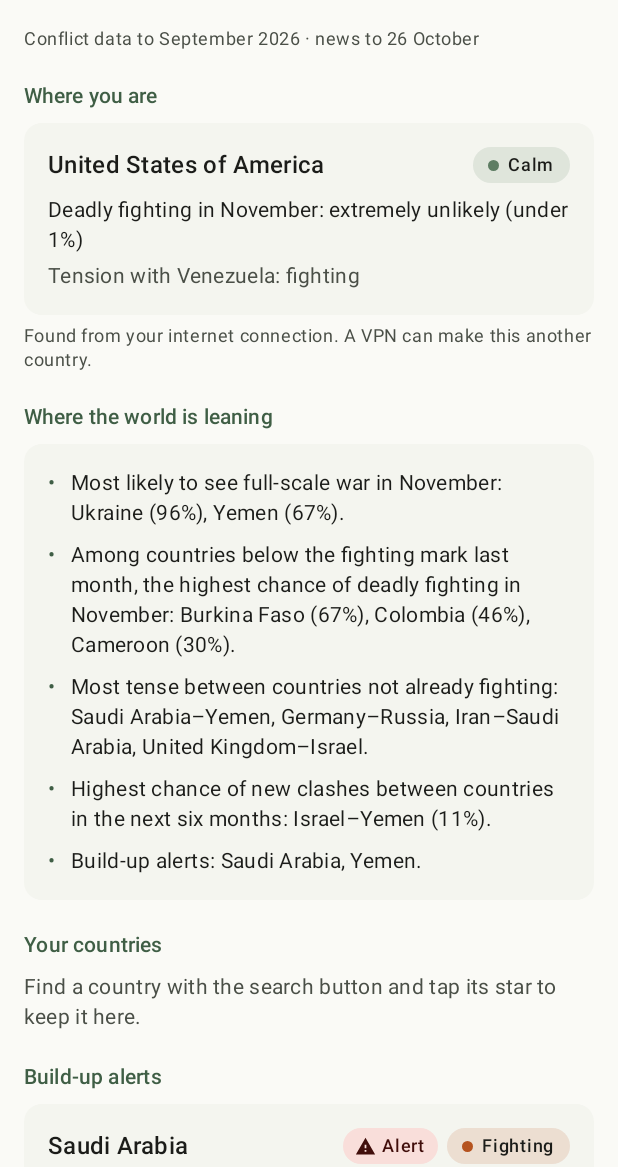
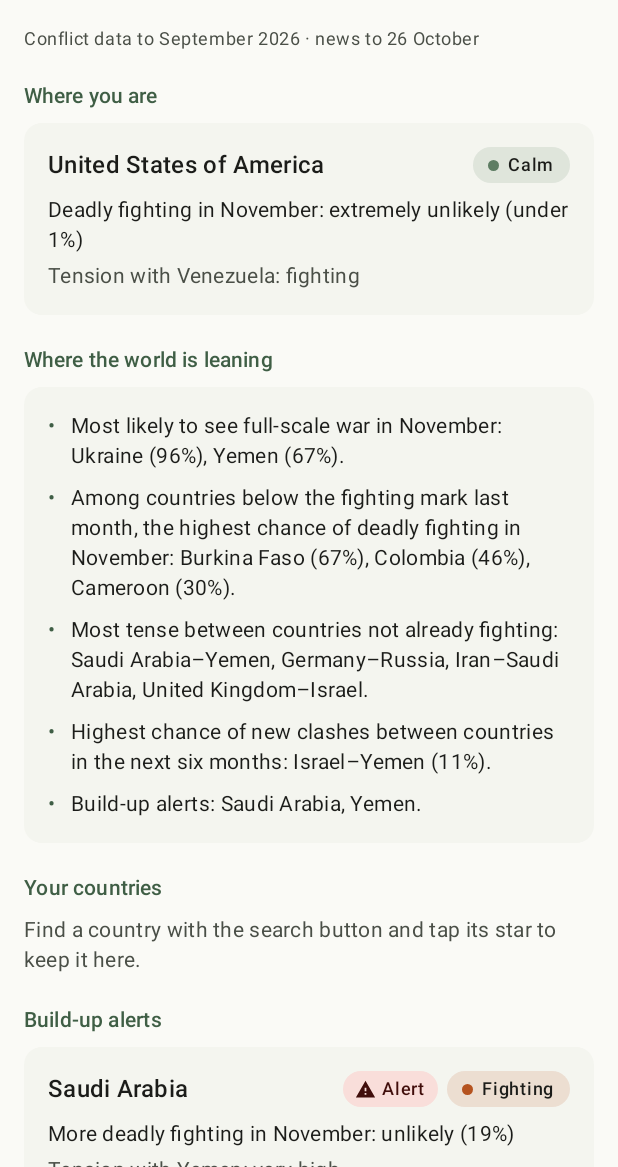
Before and after one commit to Hostu404/SAGE, an Android app built with Jetpack Compose: the screen it shows after launch (MainActivity), on a phone screen of 412 x 824 dp, the part 69-1236 px from its top. Run offline under Robolectric (Android 15) with nearby library versions, the light colour scheme and no system bars; pictures from the network do not load.

Commit message:
App: Tidy up

```diff
--- a/android/app/build.gradle.kts
+++ b/android/app/build.gradle.kts
@@ -13,8 +13,8 @@ android {
         applicationId = "com.hostu404.sage"
         minSdk = 26
         targetSdk = 35
-        versionCode = 7
-        versionName = "0.3.4"
+        versionCode = 9
+        versionName = "0.3.6"
     }
 
     buildTypes {
--- a/android/app/src/main/java/com/hostu404/sage/data/ForecastStore.kt
+++ b/android/app/src/main/java/com/hostu404/sage/data/ForecastStore.kt
@@ -12,6 +12,9 @@ import java.net.URL
  * only downloads this one public file.
  */
 const val FORECAST_URL = "https://hostu404.github.io/SAGE/forecasts/latest.json"
+
+/** SAGE's code and data, for "View source". */
+const val REPO_URL = "https://github.com/Hostu404/SAGE"
 
 sealed interface Refresh {
     /** A newer forecast; [old] is the one it replaced, if there was one. */
--- a/android/app/src/main/java/com/hostu404/sage/ui/HomeScreen.kt
+++ b/android/app/src/main/java/com/hostu404/sage/ui/HomeScreen.kt
@@ -82,9 +82,6 @@ fun HomeScreen(model: SageModel, f: Forecast) {
                             modifier = Modifier.padding(top = 8.dp))
                     }
                 }
-                Text("Found from your internet connection. A VPN can make this another country.",
-                    style = MaterialTheme.typography.bodySmall, color = MaterialTheme.colorScheme.onSurfaceVariant,
-                    modifier = Modifier.padding(top = 6.dp))
             }
             item {
                 SectionTitle("Where the world is leaning")
```
Also changed, not shown: android/app/src/main/java/com/hostu404/sage/ui/AboutScreen.kt (+16 -4 lines), 1 other file.
